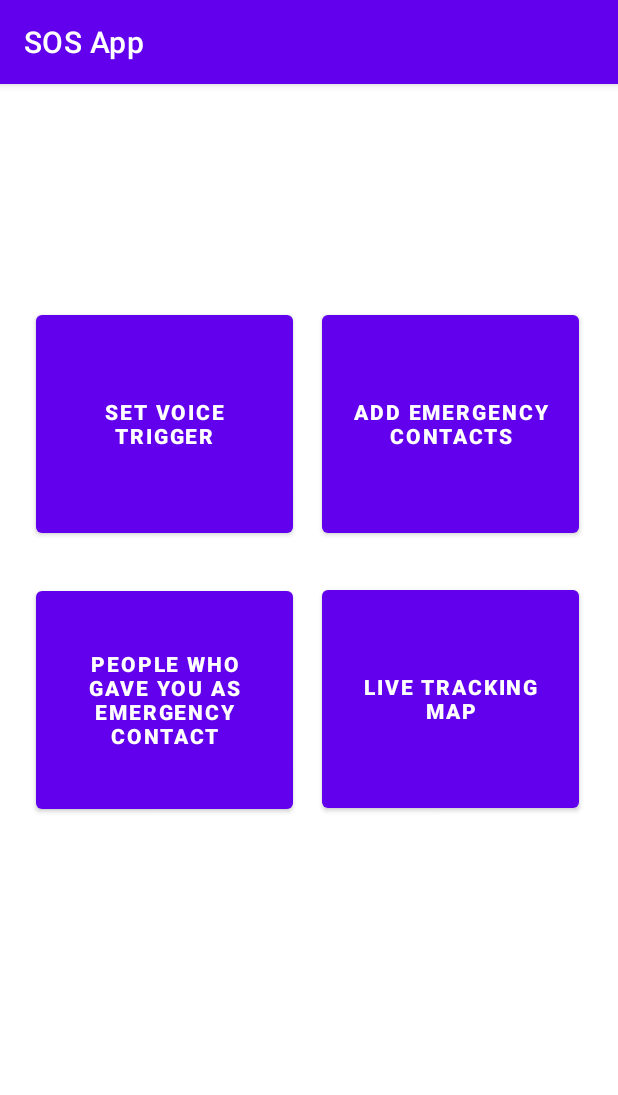
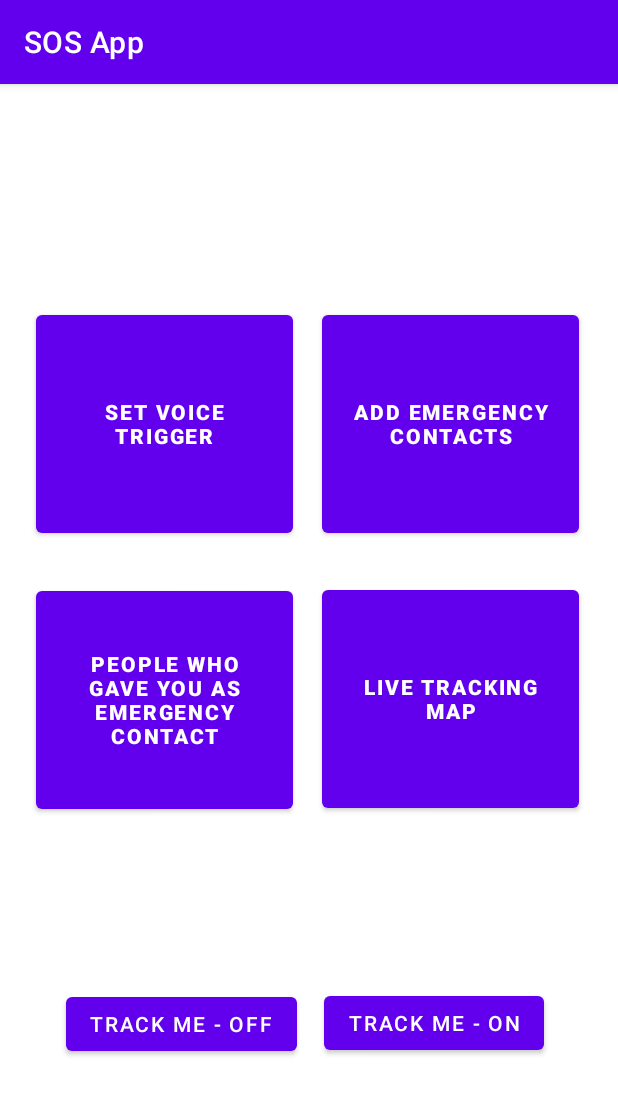
Before and after one commit to vishalkarthik17/Perpetual-Motion-Squad_Vishal-Karthikeyan, an Android app: the MainMenu screen opened directly, with no data from a screen before it, on a phone screen of 412 x 824 dp. Shown: the top 1095 px of the screen. Run offline under Robolectric (Android 15) with nearby library versions, the phone set to English and light mode, and no system bars; our stand-ins replace Firebase (no records; nobody signed in at launch, a user with empty details on screens opened directly).

Commit message:
Location Tracking as Service

```diff
--- a/app/build.gradle
+++ b/app/build.gradle
@@ -26,6 +26,9 @@ android {
         sourceCompatibility JavaVersion.VERSION_1_8
         targetCompatibility JavaVersion.VERSION_1_8
     }
+    buildFeatures {
+        viewBinding true
+    }
 }
 
 dependencies {
@@ -35,6 +38,7 @@ dependencies {
     implementation 'androidx.constraintlayout:constraintlayout:2.1.1'
     implementation 'com.google.firebase:firebase-database:20.0.2'
     implementation 'com.google.firebase:firebase-auth:21.0.1'
+    implementation 'com.google.android.gms:play-services-maps:17.0.1'
     testImplementation 'junit:junit:4.+'
     androidTestImplementation 'androidx.test.ext:junit:1.1.3'
     androidTestImplementation 'androidx.test.espresso:espresso-core:3.4.0'
--- a/app/src/main/java/com/example/sosapp/MainMenu.java
+++ b/app/src/main/java/com/example/sosapp/MainMenu.java
@@ -7,9 +7,17 @@ import android.os.Bundle;
 import android.view.View;
 import android.widget.Button;
 
+import com.google.firebase.auth.FirebaseAuth;
+import com.google.firebase.database.DatabaseReference;
+import com.google.firebase.database.FirebaseDatabase;
+
 public class MainMenu extends AppCompatActivity {
 
     Button setVoiceTriggerBtn, AddEmergencyContactBtn,yourRespBtn,LiveTracingBtn;
+    Button trackon,trackoff;
+    DatabaseReference reff;
+    FirebaseAuth fAuth;
+
 
     @Override
     protected void onCreate(Bundle savedInstanceState) {
@@ -20,6 +28,11 @@ public class MainMenu extends AppCompatActivity {
         AddEmergencyContactBtn=findViewById(R.id.AddECBtn);
         yourRespBtn=findViewById(R.id.yourResp);
         LiveTracingBtn=findViewById(R.id.liveTrackBtn);
+        trackon=findViewById(R.id.trackON);
+        trackoff=findViewById(R.id.trackOFF);
+        reff= FirebaseDatabase.getInstance().getReference();
+        fAuth=FirebaseAuth.getInstance();
+
 
         setVoiceTriggerBtn.setOnClickListener(new View.OnClickListener() {
             @Override
@@ -42,7 +55,25 @@ public class MainMenu extends AppCompatActivity {
         LiveTracingBtn.setOnClickListener(new View.OnClickListener() {
             @Override
             public void onClick(View v) {
-                //startActivity(new Intent(getApplicationContext(),MainMenu.class));
+                //startActivity(new Intent(getApplicationContext(),MapsActivity.class));
+            }
+        });
+
+        trackon.setOnClickListener(new View.OnClickListener() {
+
+            @Override
+            public void onClick(View v) {
+                reff.child("Users").child(fAuth.getUid()).child("CanTrackMe").setValue("true");
+                startService(new Intent(MainMenu.this,TrackingService.class));
+            }
+        });
+
+        trackoff.setOnClickListener(new View.OnClickListener() {
+
+            @Override
+            public void onClick(View v) {
+                reff.child("Users").child(fAuth.getUid()).child("CanTrackMe").setValue("false");
+                stopService(new Intent(MainMenu.this,TrackingService.class));
             }
         });
 
--- a/app/src/main/java/com/example/sosapp/Registration.java
+++ b/app/src/main/java/com/example/sosapp/Registration.java
@@ -77,6 +77,7 @@ public class Registration extends AppCompatActivity {
                             reff.child("Users").child(fAuth.getUid()).child("Trigger").setValue("Leave Me Alone");
                             reff.child("Users").child(fAuth.getUid()).child("Phone_Number").setValue(phNum);
                             reff.child("Phone_UID").child(phNum).setValue(fAuth.getUid());
+                            reff.child("Users").child(fAuth.getUid()).child("CanTrackMe").setValue("false");
                             Toast.makeText(Registration.this,"Registered",Toast.LENGTH_SHORT).show();
                             startActivity(new Intent(getApplicationContext(),MainActivity.class));
                         }
--- a/app/src/main/res/layout/activity_main_menu.xml
+++ b/app/src/main/res/layout/activity_main_menu.xml
@@ -60,4 +60,28 @@
         app:layout_constraintTop_toTopOf="parent"
         app:layout_constraintVertical_bias="0.242" />
 
+    <Button
+        android:id="@+id/trackON"
+        android:layout_width="wrap_content"
+        android:layout_height="wrap_content"
+        android:text="Track Me - ON"
+        app:layout_constraintBottom_toBottomOf="parent"
+        app:layout_constraintEnd_toEndOf="parent"
+        app:layout_constraintHorizontal_bias="0.813"
+        app:layout_constraintStart_toStartOf="parent"
+        app:layout_constraintTop_toBottomOf="@+id/liveTrackBtn"
+        app:layout_constraintVertical_bias="0.49" />
+
+    <Button
+        android:id="@+id/trackOFF"
+        android:layout_width="wrap_content"
+        android:layout_height="wrap_content"
+        android:text="Track Me - OFF"
+        app:layout_constraintBottom_toBottomOf="parent"
+        app:layout_constraintEnd_toStartOf="@+id/trackON"
+        app:layout_constraintHorizontal_bias="0.712"
+        app:layout_constraintStart_toStartOf="parent"
+        app:layout_constraintTop_toBottomOf="@+id/yourResp"
+        app:layout_constraintVertical_bias="0.49" />
+
 </androidx.constraintlayout.widget.ConstraintLayout>
--- a/app/src/main/res/values/strings.xml
+++ b/app/src/main/res/values/strings.xml
@@ -1,3 +1,4 @@
 <resources>
     <string name="app_name">SOS App</string>
+    <string name="title_activity_maps">MapsActivity</string>
 </resources>
```
Also changed, not shown: app/src/debug/res/values/google_maps_api.xml (added, +24 -0 lines), app/src/main/AndroidManifest.xml (+15 -0 lines), app/src/main/java/com/example/sosapp/MapsActivity.java (added, +183 -0 lines), app/src/main/java/com/example/sosapp/TrackingService.java (added, +52 -0 lines), app/src/main/res/layout/activity_maps.xml (added, +68 -0 lines), 1 other file.
